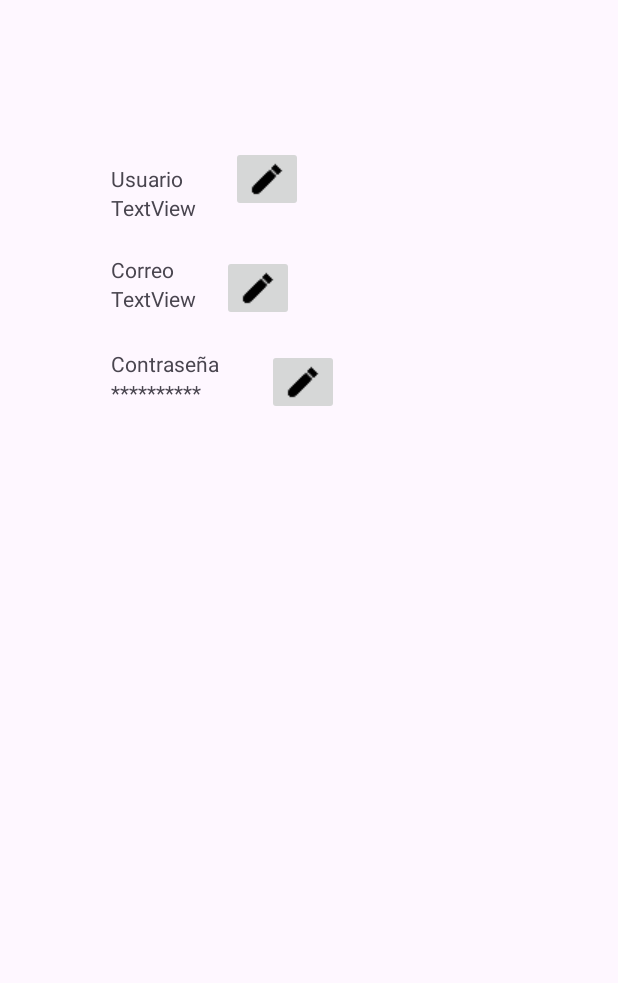
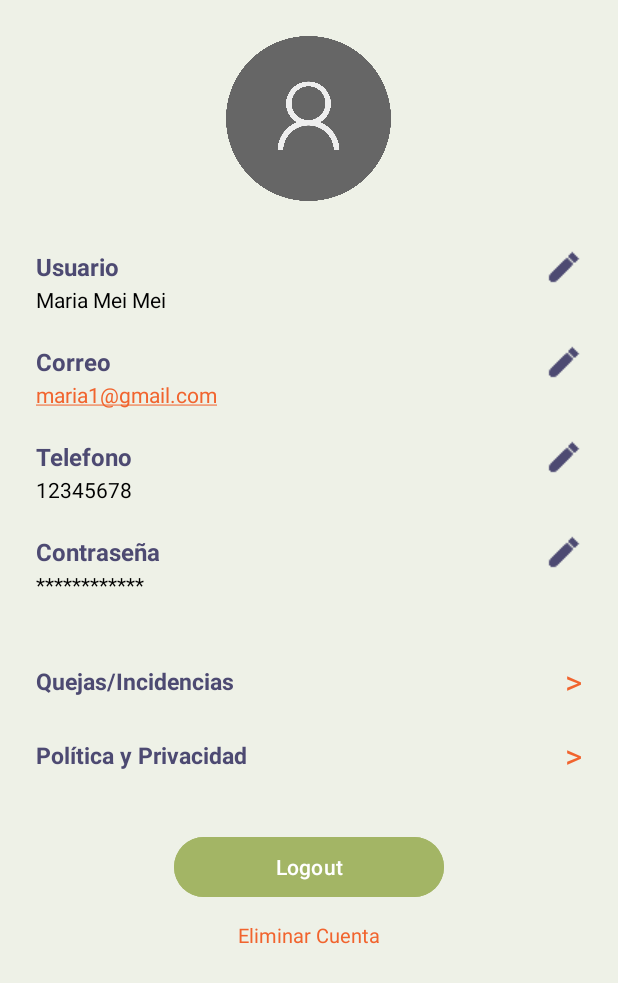
Before and after one commit to Air-o-Walk/android, an Android app: the PerfilActivity screen opened directly, with no data from a screen before it, on a phone screen of 412 x 824 dp. Shown: the top 983 px of the screen. Run offline under Robolectric (Android 15) with nearby library versions, the phone set to English and light mode, and no system bars; 1 statement that could not run was skipped.

Commit message:
perfil + quejas + privacidad

```diff
--- a/AiroWalkSprint0/app/src/main/res/layout/perfil.xml
+++ b/AiroWalkSprint0/app/src/main/res/layout/perfil.xml
@@ -1,102 +1,242 @@
 <?xml version="1.0" encoding="utf-8"?>
-<androidx.constraintlayout.widget.ConstraintLayout xmlns:android="http://schemas.android.com/apk/res/android"
+<ScrollView xmlns:android="http://schemas.android.com/apk/res/android"
     xmlns:app="http://schemas.android.com/apk/res-auto"
-    xmlns:tools="http://schemas.android.com/tools"
     android:layout_width="match_parent"
-    android:layout_height="match_parent">
+    android:layout_height="match_parent"
+    android:padding="24dp"
+    android:background="#EEF1E7">
+
+    <LinearLayout
+        android:layout_width="match_parent"
+        android:layout_height="wrap_content"
+        android:orientation="vertical">
+
+        <!-- PROFILE ICON -->
+        <ImageView
+            android:id="@+id/fotoPerfil"
+            android:layout_width="110dp"
+            android:layout_height="110dp"
+            android:src="@drawable/ic_profile_placeholder"
+            android:layout_gravity="center"
+            android:layout_marginBottom="32dp" />
+
+        <!-- USERNAME -->
+        <LinearLayout
+            android:layout_width="match_parent"
+            android:layout_height="wrap_content"
+            android:orientation="horizontal"
+            android:gravity="center_vertical">
+
+            <TextView
+                android:id="@+id/titulo_username"
+                android:layout_width="0dp"
+                android:layout_height="wrap_content"
+                android:layout_weight="1"
+                android:text="Usuario"
+                android:textStyle="bold"
+                android:textColor="#4D4A72"
+                android:textSize="16sp" />
+
+            <ImageButton
+                android:id="@+id/editar_username"
+                android:layout_width="24dp"
+                android:layout_height="24dp"
+                android:src="@drawable/ic_edit"
+                android:background="@android:color/transparent"
+                android:tint="#4D4A72" />
+        </LinearLayout>
+
+        <TextView
+            android:id="@+id/campo_username"
+            android:layout_width="wrap_content"
+            android:layout_height="wrap_content"
+            android:text="Maria Mei Mei"
+            android:textColor="#000"
+            android:layout_marginBottom="20dp" />
+
+        <!-- EMAIL -->
+        <LinearLayout
+            android:layout_width="match_parent"
+            android:layout_height="wrap_content"
+            android:orientation="horizontal"
+            android:gravity="center_vertical">
+
+            <TextView
+                android:id="@+id/titulo_email"
+                android:layout_width="0dp"
+                android:layout_height="wrap_content"
+                android:layout_weight="1"
+                android:text="Correo"
+                android:textStyle="bold"
+                android:textColor="#4D4A72"
+                android:textSize="16sp" />
+
+            <ImageButton
+                android:id="@+id/editar_email"
+                android:layout_width="24dp"
+                android:layout_height="24dp"
+                android:src="@drawable/ic_edit"
+                android:background="@android:color/transparent"
+                android:tint="#4D4A72" />
+        </LinearLayout>
+
+        <TextView
+            android:id="@+id/campo_email"
+            android:layout_width="wrap_content"
+            android:layout_height="wrap_content"
+            android:layout_marginBottom="20dp"
+            android:autoLink="email"
+            android:text="maria1@gmail.com"
+            android:textColor="#F1642E"
+            android:textColorLink="#F1642E" />
+
+
+        <!-- TELEFONO -->
+        <LinearLayout
+            android:layout_width="match_parent"
+            android:layout_height="wrap_content"
+            android:orientation="horizontal"
+            android:gravity="center_vertical">
+
+            <TextView
+                android:id="@+id/titulo_telefono"
+                android:layout_width="0dp"
+                android:layout_height="wrap_content"
+                android:layout_weight="1"
+                android:text="Telefono"
+                android:textStyle="bold"
+                android:textColor="#4D4A72"
+                android:textSize="16sp" />
+
+            <ImageButton
+                android:id="@+id/editar_telefono"
+                android:layout_width="24dp"
+                android:layout_height="24dp"
+                android:src="@drawable/ic_edit"
+                android:background="@android:color/transparent"
+                android:tint="#4D4A72" />
+        </LinearLayout>
+
+        <TextView
+            android:id="@+id/campo_telefono"
+            android:layout_width="wrap_content"
+            android:layout_height="wrap_content"
+            android:text="12345678"
+            android:textColor="#000"
+            android:layout_marginBottom="20dp" />
+
+        <!-- PASSWORD -->
+        <LinearLayout
+            android:layout_width="match_parent"
+            android:layout_height="wrap_content"
+            android:orientation="horizontal"
+            android:gravity="center_vertical">
 
             <TextView
                 android:id="@+id/titulo_password"
-        android:layout_width="wrap_content"
+                android:layout_width="0dp"
                 android:layout_height="wrap_content"
-        android:layout_marginTop="24dp"
+                android:layout_weight="1"
                 android:text="Contraseña"
-        app:layout_constraintStart_toStartOf="@+id/campo_email"
-        app:layout_constraintTop_toBottomOf="@+id/campo_email" />
+                android:textStyle="bold"
+                android:textColor="#4D4A72"
+                android:textSize="16sp" />
+
+            <ImageButton
+                android:id="@+id/editar_password"
+                android:layout_width="24dp"
+                android:layout_height="24dp"
+                android:src="@drawable/ic_edit"
+                android:background="@android:color/transparent"
+                android:tint="#4D4A72" />
+        </LinearLayout>
 
         <TextView
             android:id="@+id/campo_password"
             android:layout_width="wrap_content"
             android:layout_height="wrap_content"
-        android:text="**********"
-        app:layout_constraintStart_toStartOf="@+id/titulo_password"
-        app:layout_constraintTop_toBottomOf="@+id/titulo_password" />
+            android:text="************"
+            android:textColor="#000"
+            android:layout_marginBottom="30dp" />
+
+        <!-- LINK 1 -->
+        <LinearLayout
+            android:layout_width="match_parent"
+            android:layout_height="wrap_content"
+            android:paddingVertical="10dp"
+            android:gravity="center_vertical">
 
             <TextView
-        android:id="@+id/titulo_email"
+                android:id="@+id/link_quejas"
+                android:layout_width="0dp"
+                android:layout_height="wrap_content"
+                android:layout_weight="1"
+                android:text="Quejas/Incidencias"
+                android:textColor="#4D4A72"
+                android:textStyle="bold"
+                android:textSize="15sp" />
+
+            <TextView
+                android:id="@+id/chevron_quejas"
                 android:layout_width="wrap_content"
                 android:layout_height="wrap_content"
-        android:layout_marginTop="22dp"
-        android:text="Correo"
-        app:layout_constraintStart_toStartOf="@+id/campo_username"
-        app:layout_constraintTop_toBottomOf="@+id/campo_username" />
+                android:text="&gt;"
+                android:textColor="#F1642E"
+                android:textSize="22sp" />
+
+
+        </LinearLayout>
+
+        <!-- LINK 2 -->
+        <LinearLayout
+            android:layout_width="match_parent"
+            android:layout_height="wrap_content"
+            android:paddingVertical="10dp"
+            android:gravity="center_vertical">
 
             <TextView
-        android:id="@+id/campo_email"
+                android:id="@+id/link_privacidad"
+                android:layout_width="0dp"
+                android:layout_height="wrap_content"
+                android:layout_weight="1"
+                android:text="Política y Privacidad"
+                android:textColor="#4D4A72"
+                android:textStyle="bold"
+                android:textSize="15sp" />
+
+            <TextView
+                android:id="@+id/chevron_privacidad"
                 android:layout_width="wrap_content"
                 android:layout_height="wrap_content"
-        android:text="TextView"
-        app:layout_constraintStart_toStartOf="@+id/titulo_email"
-        app:layout_constraintTop_toBottomOf="@+id/titulo_email" />
+                android:text="&gt;"
+                android:textColor="#F1642E"
+                android:textSize="22sp" />
 
-    <ImageView
-        android:id="@+id/fotoPerfil"
+
+        </LinearLayout>
+
+        <!-- LOGOUT BUTTON -->
+        <com.google.android.material.button.MaterialButton
+            android:id="@+id/buttonLogout"
+            android:layout_width="180dp"
+            android:layout_height="48dp"
+            android:text="Logout"
+            android:textColor="#FFFFFF"
+            android:layout_gravity="center"
+            android:backgroundTint="#A3B565"
+            app:cornerRadius="40dp"
+            android:layout_marginTop="26dp"/>
+
+        <!-- DELETE ACCOUNT -->
+        <TextView
+            android:id="@+id/deleteAccount"
             android:layout_width="wrap_content"
             android:layout_height="wrap_content"
-        android:layout_marginStart="17dp"
-        android:layout_marginTop="54dp"
-        app:layout_constraintStart_toEndOf="@+id/titulo_username"
-        app:layout_constraintTop_toTopOf="parent"
-        tools:srcCompat="@tools:sample/avatars" />
+            android:layout_gravity="center"
+            android:layout_marginTop="12dp"
+            android:text="Eliminar Cuenta"
+            android:textColor="#F1642E"
+            android:textSize="13sp" />
 
-    <TextView
-        android:id="@+id/titulo_username"
-        android:layout_width="wrap_content"
-        android:layout_height="wrap_content"
-        android:layout_marginStart="74dp"
-        android:layout_marginTop="55dp"
-        android:text="Usuario"
-        app:layout_constraintStart_toStartOf="parent"
-        app:layout_constraintTop_toBottomOf="@+id/fotoPerfil" />
-
-    <TextView
-        android:id="@+id/campo_username"
-        android:layout_width="wrap_content"
-        android:layout_height="wrap_content"
-        android:text="TextView"
-        app:layout_constraintStart_toStartOf="@+id/titulo_username"
-        app:layout_constraintTop_toBottomOf="@+id/titulo_username" />
-
-    <ImageButton
-        android:id="@+id/editar_username"
-        android:layout_width="wrap_content"
-        android:layout_height="wrap_content"
-        android:layout_marginStart="32dp"
-        app:layout_constraintBottom_toBottomOf="@+id/titulo_username"
-        app:layout_constraintStart_toEndOf="@+id/titulo_username"
-        app:layout_constraintTop_toTopOf="@+id/titulo_username"
-        app:srcCompat="@drawable/ic_edit" />
-
-    <ImageButton
-        android:id="@+id/editar_email"
-        android:layout_width="wrap_content"
-        android:layout_height="wrap_content"
-        android:layout_marginStart="32dp"
-        app:layout_constraintBottom_toBottomOf="@+id/campo_email"
-        app:layout_constraintStart_toEndOf="@+id/titulo_email"
-        app:layout_constraintTop_toTopOf="@+id/titulo_email"
-        app:layout_constraintVertical_bias="0.0"
-        app:srcCompat="@drawable/ic_edit" />
-
-    <ImageButton
-        android:id="@+id/editar_password"
-        android:layout_width="wrap_content"
-        android:layout_height="wrap_content"
-        android:layout_marginStart="32dp"
-        app:layout_constraintBottom_toBottomOf="@+id/campo_password"
-        app:layout_constraintStart_toEndOf="@+id/titulo_password"
-        app:layout_constraintTop_toTopOf="@+id/titulo_password"
-        app:layout_constraintVertical_bias="0.0"
-        app:srcCompat="@drawable/ic_edit" />
-
-</androidx.constraintlayout.widget.ConstraintLayout>
+    </LinearLayout>
+</ScrollView>
--- a/AiroWalkSprint0/app/src/main/res/layout/registro_activity.xml
+++ b/AiroWalkSprint0/app/src/main/res/layout/registro_activity.xml
@@ -115,7 +115,7 @@
                 android:layout_height="wrap_content"
                 android:layout_marginBottom="16dp"
                 android:text="Al continuar aceptas los Términos y la Política de privacidad."
-                android:textColor="#C84A4A"
+                android:textColor="#F1642E"
                 android:textSize="12sp" />
 
             <com.google.android.material.button.MaterialButton
```
Also changed, not shown: AiroWalkSprint0/app/src/main/java/com/example/air_o_walk_sprint0/PerfilActivity.java (+33 -0 lines), AiroWalkSprint0/app/src/main/res/layout/dialog_privacidad.xml (added, +64 -0 lines), AiroWalkSprint0/app/src/main/res/layout/dialog_quejas.xml (added, +100 -0 lines), AiroWalkSprint0/app/src/main/res/layout/login_activity.xml (+4 -4 lines), AiroWalkSprint0/app/src/main/res/drawable/ic_profile_placeholder.png (added). Lines whose indentation alone changed are shown as unchanged.
